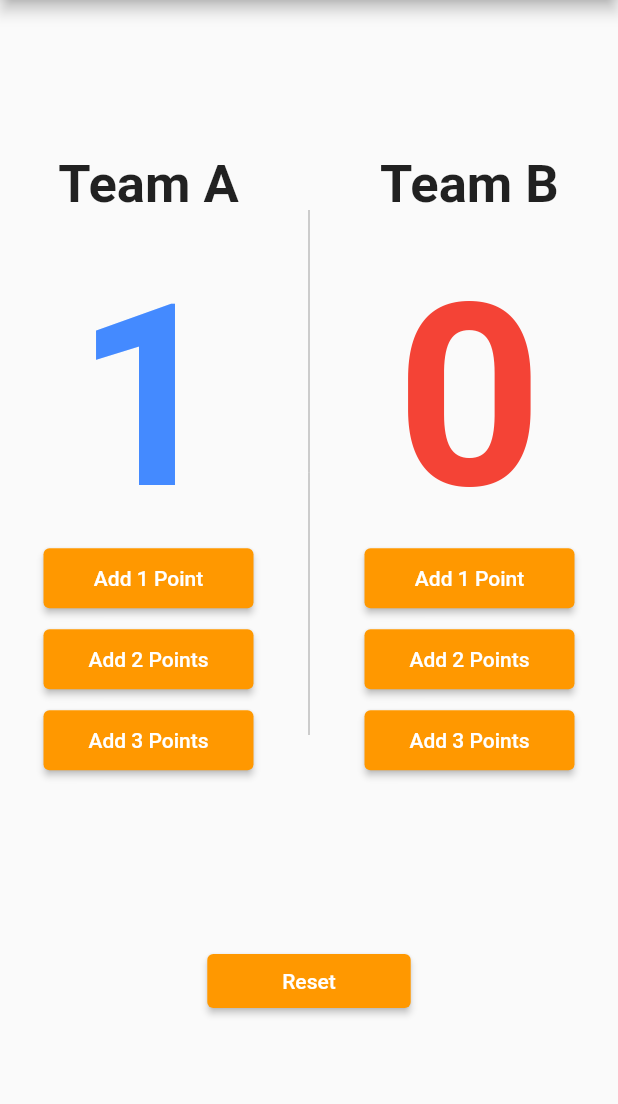
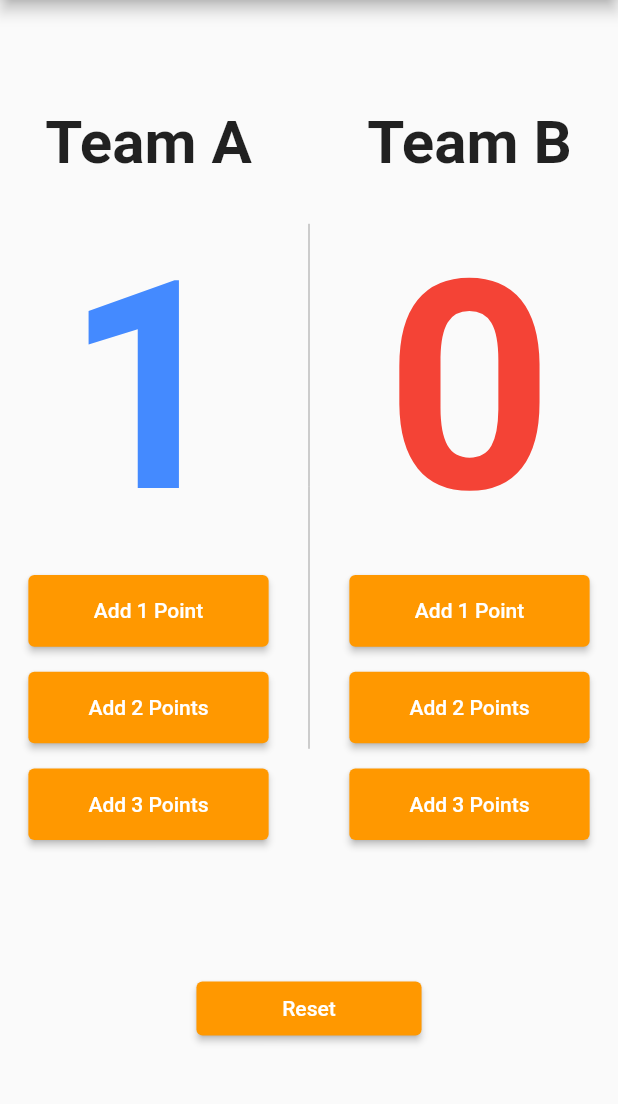
Before and after one commit to Sami-Hegazy/Basketball-Counter-Flutter, a Flutter app: the screen it shows after launch, after a tap on "Add 1 Point", on a phone screen of 412 x 824 dp, the part 84-1188 px from its top. Run offline on Flutter 3.47's test engine with Material 2 defaults, Android fonts, the phone set to English and light mode, and no system bars; our stand-ins replace device_preview, flutter_bloc, flutter_screenutil.

```diff
--- /dev/null
+++ b/lib/cupit/counter_cubit.dart
@@ -0,0 +1,24 @@
+import 'package:basketball_counter/cupit/counter_state.dart';
+import 'package:flutter_bloc/flutter_bloc.dart';
+
+class CounterCubit extends Cubit<CounterState> {
+  CounterCubit() : super(CounterAIncrementState());
+
+  int teamAPoints = 0;
+  int teamBPoints = 0;
+
+  void counterIncrement({required String teamName, required int buttonNumber}) {
+    if (teamName == 'A') {
+      teamAPoints += buttonNumber;
+      emit(CounterAIncrementState());
+    } else {
+      teamBPoints += buttonNumber;
+      emit(CounterBIncrementState());
+    }
+  }
+
+  void counterReset() {
+    teamAPoints = 0;
+    teamBPoints = 0;
+  }
+}
--- /dev/null
+++ b/lib/cupit/counter_state.dart
@@ -0,0 +1,5 @@
+abstract class CounterState {}
+
+class CounterAIncrementState extends CounterState {}
+
+class CounterBIncrementState extends CounterState {}
--- a/lib/home_body.dart
+++ b/lib/home_body.dart
@@ -1,5 +1,11 @@
+import 'package:basketball_counter/cupit/counter_cubit.dart';
+import 'package:flutter/material.dart';
+import 'package:flutter_bloc/flutter_bloc.dart';
+import 'package:flutter_screenutil/flutter_screenutil.dart';
+
 import 'package:basketball_counter/team_body.dart';
-import 'package:flutter/material.dart';
+
+import 'cupit/counter_state.dart';
 
 class HomeBody extends StatelessWidget {
   const HomeBody({super.key});
@@ -9,13 +15,15 @@ class HomeBody extends StatelessWidget {
     return Column(
       mainAxisAlignment: MainAxisAlignment.spaceEvenly,
       children: [
-        const RowElement(),
+        RowElement(),
         ElevatedButton(
-          onPressed: () {},
+          onPressed: () {
+            BlocProvider.of<CounterCubit>(context).counterReset();
+          },
           style: ElevatedButton.styleFrom(
             backgroundColor: Colors.orange,
-            padding: const EdgeInsets.symmetric(
-              horizontal: 50,
+            padding: EdgeInsets.symmetric(
+              horizontal: 50.sp,
             ),
           ),
           child: const Text('Reset'),
@@ -25,38 +33,29 @@ class HomeBody extends StatelessWidget {
   }
 }
 
-class RowElement extends StatefulWidget {
-  const RowElement({super.key});
-
-  @override
-  State<RowElement> createState() => _RowElementState();
-}
-
-class _RowElementState extends State<RowElement> {
-  int teamAPoints = 0;
-  int teamBPoints = 0;
+class RowElement extends StatelessWidget {
+  const RowElement({Key? key}) : super(key: key);
   @override
   Widget build(BuildContext context) {
+    return BlocConsumer<CounterCubit, CounterState>(
+      builder: (context, state) {
         return Row(
           mainAxisAlignment: MainAxisAlignment.spaceEvenly,
           children: [
             TeamBody(
               onPressPlusOne: () {
-            setState(() {
-              teamAPoints++;
-            });
+                BlocProvider.of<CounterCubit>(context)
+                    .counterIncrement(teamName: "A", buttonNumber: 1);
               },
               onPressPlusTwo: () {
-            setState(() {
-              teamAPoints += 2;
-            });
+                BlocProvider.of<CounterCubit>(context)
+                    .counterIncrement(teamName: "A", buttonNumber: 2);
               },
               onPressPlusThree: () {
-            setState(() {
-              teamAPoints += 3;
-            });
+                BlocProvider.of<CounterCubit>(context)
+                    .counterIncrement(teamName: "A", buttonNumber: 3);
               },
-          teamNumber: teamAPoints,
+              teamNumber: BlocProvider.of<CounterCubit>(context).teamAPoints,
               teamName: 'Team A',
             ),
             const SizedBox(
@@ -69,24 +68,27 @@ class _RowElementState extends State<RowElement> {
             ),
             TeamBody(
               onPressPlusOne: () {
-            setState(() {
-              teamBPoints++;
-            });
+                BlocProvider.of<CounterCubit>(context)
+                    .counterIncrement(teamName: "B", buttonNumber: 1);
               },
               onPressPlusTwo: () {
-            setState(() {
-              teamBPoints += 2;
-            });
+                BlocProvider.of<CounterCubit>(context)
+                    .counterIncrement(teamName: "B", buttonNumber: 2);
               },
               onPressPlusThree: () {
-            setState(() {
-              teamBPoints += 3;
-            });
+                BlocProvider.of<CounterCubit>(context)
+                    .counterIncrement(teamName: "B", buttonNumber: 3);
               },
-          teamNumber: teamBPoints,
+              teamNumber: BlocProvider.of<CounterCubit>(context).teamBPoints,
               teamName: 'Team B',
             ),
           ],
         );
+      },
+      listener: (context, state) {
+        if (state is CounterAIncrementState) {
+        } else {}
+      },
+    );
   }
 }
--- a/lib/main.dart
+++ b/lib/main.dart
@@ -1,8 +1,19 @@
+import 'package:basketball_counter/cupit/counter_cubit.dart';
+import 'package:basketball_counter/cupit/counter_state.dart';
+import 'package:device_preview/device_preview.dart';
+import 'package:flutter/foundation.dart';
 import 'package:flutter/material.dart';
+import 'package:flutter_bloc/flutter_bloc.dart';
+import 'package:flutter_screenutil/flutter_screenutil.dart';
 import 'home_body.dart';
 
 void main() {
-  runApp(const BasketBall());
+  runApp(
+    DevicePreview(
+      enabled: !kReleaseMode,
+      builder: ((context) => const BasketBall()),
+    ),
+  );
 }
 
 class BasketBall extends StatelessWidget {
@@ -10,11 +21,23 @@ class BasketBall extends StatelessWidget {
 
   @override
   Widget build(BuildContext context) {
-    return MaterialApp(
-      debugShowCheckedModeBanner: false,
-      title: 'BasketBall Counter',
-      home: const HomePage(),
-      theme: ThemeData(primaryColor: Colors.orange),
+    return ScreenUtilInit(
+      designSize: const Size(360, 690),
+      minTextAdapt: true,
+      splitScreenMode: true,
+      builder: (context, child) {
+        return BlocProvider(
+          create: (context) => CounterCubit(),
+          child: MaterialApp(
+            locale: DevicePreview.locale(context),
+            builder: DevicePreview.appBuilder,
+            debugShowCheckedModeBanner: false,
+            title: 'BasketBall Counter',
+            home: const HomePage(),
+            theme: ThemeData(primaryColor: Colors.orange),
+          ),
+        );
+      },
     );
   }
 }
--- a/lib/team_body.dart
+++ b/lib/team_body.dart
@@ -1,12 +1,13 @@
 import 'package:flutter/material.dart';
+import 'package:flutter_screenutil/flutter_screenutil.dart';
 
 class TeamBody extends StatelessWidget {
-  String teamName;
-  int teamNumber;
-  VoidCallback onPressPlusOne;
-  VoidCallback onPressPlusTwo;
-  VoidCallback onPressPlusThree;
-  TeamBody({
+  final String teamName;
+  final int teamNumber;
+  final VoidCallback onPressPlusOne;
+  final VoidCallback onPressPlusTwo;
+  final VoidCallback onPressPlusThree;
+  const TeamBody({
     Key? key,
     required this.teamName,
     required this.teamNumber,
@@ -21,36 +22,36 @@ class TeamBody extends StatelessWidget {
       children: [
         Text(
           teamName,
-          style: const TextStyle(
-            fontSize: 35,
+          style: TextStyle(
+            fontSize: 35.sp,
             fontWeight: FontWeight.bold,
           ),
         ),
-        const SizedBox(height: 14),
+        14.verticalSpace,
         Container(
-          padding: const EdgeInsets.all(4),
-          margin: const EdgeInsets.all(4),
+          padding: const EdgeInsets.all(4).w,
+          margin: const EdgeInsets.all(4).w,
           alignment: Alignment.center,
-          height: 200,
-          width: 120,
+          height: 200.h,
+          width: 120.w,
           child: Text(
             '$teamNumber',
             style: TextStyle(
-              fontSize: teamNumber <= 9 ? 170 : 65,
+              fontSize: teamNumber <= 9.sp ? 170.sp : 90.sp,
               fontWeight: FontWeight.bold,
               color: teamNumber == 0 ? Colors.red : Colors.blueAccent,
             ),
           ),
         ),
         SizedBox(
-          height: 40,
-          width: 140,
+          height: 40.h,
+          width: 140.w,
           child: ElevatedButton(
             onPressed: onPressPlusOne,
             style: ElevatedButton.styleFrom(
               backgroundColor: Colors.orange,
-              padding: const EdgeInsets.symmetric(
-                horizontal: 30,
+              padding: EdgeInsets.symmetric(
+                horizontal: 30.w,
               ),
             ),
             child: const FittedBox(
@@ -59,16 +60,16 @@ class TeamBody extends StatelessWidget {
             ),
           ),
         ),
-        const SizedBox(height: 14),
+        14.verticalSpace,
         SizedBox(
-          height: 40,
-          width: 140,
+          height: 40.h,
+          width: 140.w,
           child: ElevatedButton(
             onPressed: onPressPlusTwo,
             style: ElevatedButton.styleFrom(
               backgroundColor: Colors.orange,
-              padding: const EdgeInsets.symmetric(
-                horizontal: 30,
+              padding: EdgeInsets.symmetric(
+                horizontal: 30.w,
               ),
             ),
             child: const FittedBox(
@@ -77,16 +78,16 @@ class TeamBody extends StatelessWidget {
             ),
           ),
         ),
-        const SizedBox(height: 14),
+        14.verticalSpace,
         SizedBox(
-          height: 40,
-          width: 140,
+          height: 40.h,
+          width: 140.w,
           child: ElevatedButton(
             onPressed: onPressPlusThree,
             style: ElevatedButton.styleFrom(
               backgroundColor: Colors.orange,
-              padding: const EdgeInsets.symmetric(
-                horizontal: 30,
+              padding: EdgeInsets.symmetric(
+                horizontal: 30.w,
               ),
             ),
             child: const FittedBox(
@@ -96,7 +97,7 @@ class TeamBody extends StatelessWidget {
                 )),
           ),
         ),
-        const SizedBox(height: 14),
+        14.verticalSpace
       ],
     );
   }
--- a/pubspec.yaml
+++ b/pubspec.yaml
@@ -35,6 +35,10 @@ dependencies:
   # The following adds the Cupertino Icons font to your application.
   # Use with the CupertinoIcons class for iOS style icons.
   cupertino_icons: ^1.0.2
+  flutter_bloc: ^8.1.3
+  flutter_screenutil: ^5.8.2
+  device_preview: ^1.1.0
+
 
 dev_dependencies:
   flutter_test:
```
Also changed, not shown: pubspec.lock, 2 other files. Lines whose indentation alone changed are shown as unchanged.
